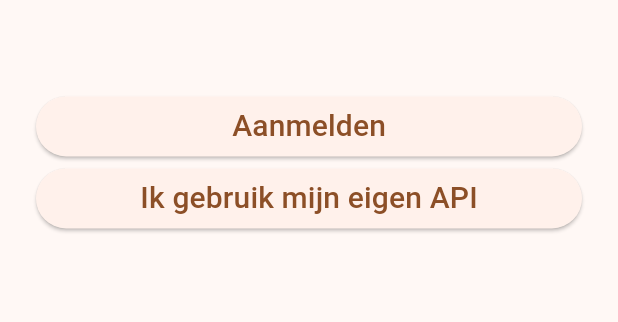
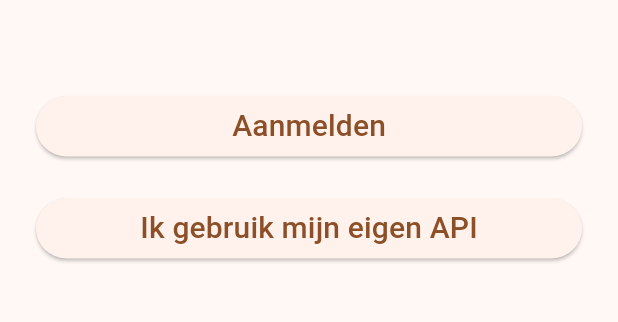
Before and after one commit to culinary-code/frontend, a Flutter app: the screen it shows after launch, on a phone screen of 412 x 824 dp, the part 578-900 px from its top. Run offline on Flutter 3.47's test engine with Material 3 defaults, Android fonts, the phone set to English and light mode, and no system bars; our stand-ins replace cached_network_image, device_preview, expandable_text, flutter_dotenv, flutter_secure_storage, flutter_settings_screens and 1 more; missing offline and left inert: flutter_appauth.

Commit message:
separate out development and production login flows to make both flows smooth and fast and hassle-free

```diff
--- a/lib/screens/keycloak/login_screen.dart
+++ b/lib/screens/keycloak/login_screen.dart
@@ -1,6 +1,6 @@
 import 'package:flutter/material.dart';
 import 'package:flutter_appauth/flutter_appauth.dart';
-import 'package:frontend/screens/keycloak/registration_screen.dart';
+import 'package:flutter_dotenv/flutter_dotenv.dart';
 import 'package:frontend/services/api_checker_service.dart';
 import 'package:frontend/services/keycloak_service.dart';
 import 'package:frontend/navigation_menu.dart';
@@ -26,10 +26,54 @@ class LoginPageState extends State<LoginPage> {
   String _apiErrorMessage = '';
   bool _ownApiSet = false;
 
+  bool get developmentMode =>
+      dotenv.env['DEVELOPMENT_MODE'] == 'true' ? true : false;
+
+  final TextEditingController _usernameController = TextEditingController();
+  final TextEditingController _passwordController = TextEditingController();
 
   void _login() async {
+    if (developmentMode) {
+      _loginDevelopment();
+    } else {
+      _loginSecured();
+    }
+  }
+
+  void _loginSecured() async {
     try {
-      final success = await _keycloakService.login(
+      final success = await _keycloakService.loginSecured();
+
+      if (!mounted) return;
+
+      if (success) {
+        Navigator.pushReplacement(
+          context,
+          MaterialPageRoute(builder: (context) => const NavigationMenu()),
+        );
+      } else {
+        setState(() {
+          _errorMessage = 'Login mislukt.';
+        });
+      }
+    } on FlutterAppAuthUserCancelledException catch (e) {
+      // ignore exception to stay on the login page if user cancels the login
+    } on FormatException catch (e) {
+      setState(() {
+        _errorMessage = e.message;
+      });
+    } catch (e) {
+      setState(() {
+        _errorMessage = 'Er is een fout opgetreden: $e';
+      });
+    }
+  }
+
+  void _loginDevelopment() async {
+    try {
+      final success = await _keycloakService.loginDevelopment(
+        _usernameController.text,
+        _passwordController.text,
       );
 
       if (!mounted) return;
@@ -45,20 +89,18 @@ class LoginPageState extends State<LoginPage> {
           _errorMessage = 'Login mislukt.';
         });
       }
-    } on FlutterAppAuthUserCancelledException catch (e) {
-      // ignore exception to stay on the login page if user cancels the login
     } on FormatException catch (e) {
       setState(() {
         _errorMessage = e.message;
       });
-    } /*catch (e) {
+    } catch (e) {
       setState(() {
         _errorMessage = 'Er is een fout opgetreden: $e';
       });
-    }*/
+    }
   }
 
-  // strip last / off url if it's there
+  // strip last '/' off url if it's there
   String stripTrailingSlash(String url) {
     if (url.endsWith('/')) {
       return url.substring(0, url.length - 1);
@@ -140,7 +182,8 @@ class LoginPageState extends State<LoginPage> {
                     ),
                   ),
                 ),
-              SizedBox(height: 30), // Spacer between title and fields
+                SizedBox(height: 30),
+                // Spacer between title and fields
 
                 if (_errorMessage != null) ...[
                   const SizedBox(height: 20),
@@ -149,12 +192,68 @@ class LoginPageState extends State<LoginPage> {
                       style: const TextStyle(color: Colors.red)),
                 ],
 
-              SizedBox(height: 30), // Spacer between password field and buttons
+                // Spacer between password field and buttons
+                SizedBox(height: 30),
 
-              // Buttons in a row, taking equal space
                 Column(
                   mainAxisAlignment: MainAxisAlignment.spaceBetween,
                   children: [
+                    (developmentMode)
+                        ? Column(
+                            children: [
+                              Padding(
+                                padding:
+                                    const EdgeInsets.symmetric(horizontal: 8.0),
+                                child: TextField(
+                                  controller: _usernameController,
+                                  decoration: InputDecoration(
+                                    labelText: 'Gebruikersnaam',
+                                    border: OutlineInputBorder(),
+                                    suffixIcon: Icon(Icons.person),
+                                  ),
+                                ),
+                              ),
+                              SizedBox(height: 10),
+                              Padding(
+                                padding:
+                                    const EdgeInsets.symmetric(horizontal: 8.0),
+                                child: TextField(
+                                  controller: _passwordController,
+                                  decoration: InputDecoration(
+                                    labelText: 'Wachtwoord',
+                                    border: OutlineInputBorder(),
+                                    suffixIcon: Icon(Icons.lock),
+                                  ),
+                                  obscureText: true,
+                                ),
+                              ),
+                              SizedBox(height: 10),
+                              Padding(
+                                padding:
+                                    const EdgeInsets.symmetric(horizontal: 8.0),
+                                child: ElevatedButton(
+                                  style: ElevatedButton.styleFrom(
+                                    minimumSize: Size(double.infinity, 40),
+                                  ),
+                                  onPressed: () {
+                                    _keycloakService.createUser(
+                                      username: _usernameController.text,
+                                      password: _passwordController.text,
+                                    );
+                                  },
+                                  child: Text(
+                                    'Account aanmaken',
+                                    style: TextStyle(
+                                      fontSize: 20, // Set the text size here
+                                    ),
+                                  ),
+                                ),
+                              ),
+                              SizedBox(height: 10),
+                            ],
+                          )
+                        : Container(),
+
                     // Log in button
                     Padding(
                       padding: const EdgeInsets.symmetric(horizontal: 8.0),
@@ -174,11 +273,11 @@ class LoginPageState extends State<LoginPage> {
                         ),
                       ),
                     ),
-
-
+                    SizedBox(height: 20),
                     (!_useOwnAPI)
                         ? Padding(
-                    padding: const EdgeInsets.symmetric(horizontal: 8.0),
+                            padding:
+                                const EdgeInsets.symmetric(horizontal: 8.0),
                             child: ElevatedButton(
                               style: ElevatedButton.styleFrom(
                                 minimumSize: Size(double.infinity, 40),
@@ -204,7 +303,8 @@ class LoginPageState extends State<LoginPage> {
                                 children: [
                                   // dropdown menu to swap between http:// and https://
                                   Padding(
-                            padding: const EdgeInsets.fromLTRB(8, 0, 2, 0),
+                                    padding:
+                                        const EdgeInsets.fromLTRB(8, 0, 2, 0),
                                     child: DropdownButton<String>(
                                       value: _apiUrlPrefixController.text,
                                       isDense: false,
@@ -245,7 +345,8 @@ class LoginPageState extends State<LoginPage> {
                               ),
                             ),
                             Padding(
-                      padding: const EdgeInsets.symmetric(horizontal: 8.0),
+                              padding:
+                                  const EdgeInsets.symmetric(horizontal: 8.0),
                               child: Text(
                                 'Vul de URL of IP-adres in van je lokaal draaiende API.',
                                 style: TextStyle(
@@ -259,8 +360,8 @@ class LoginPageState extends State<LoginPage> {
                               mainAxisAlignment: MainAxisAlignment.center,
                               children: [
                                 Padding(
-                          padding:
-                          const EdgeInsets.symmetric(horizontal: 8.0),
+                                  padding: const EdgeInsets.symmetric(
+                                      horizontal: 8.0),
                                   child: ElevatedButton(
                                     style: ElevatedButton.styleFrom(
                                       foregroundColor:
@@ -280,8 +381,8 @@ class LoginPageState extends State<LoginPage> {
 
                                 //button to confirm the API URL
                                 Padding(
-                          padding:
-                          const EdgeInsets.symmetric(horizontal: 8.0),
+                                  padding: const EdgeInsets.symmetric(
+                                      horizontal: 8.0),
                                   child: ElevatedButton(
                                       style: ElevatedButton.styleFrom(
                                         foregroundColor:
@@ -314,11 +415,6 @@ class LoginPageState extends State<LoginPage> {
                               ),
                             ),
                           ])
-
-
-
-
-
                   ],
                 ),
               ],
--- a/lib/services/api_client.dart
+++ b/lib/services/api_client.dart
@@ -15,9 +15,7 @@ class ApiClient {
   }
 
   Future<http.Response> authorizedGet(String endpoint) async {
-    print("GET request to $_backendUrl/$endpoint");
     final accesstoken = await KeycloakService().getAccessToken();
-    print("Access token: $accesstoken");
     final response = await http.get(
       Uri.parse('$_backendUrl/$endpoint'),
       headers: {
```
Also changed, not shown: lib/services/keycloak_service.dart (+106 -9 lines). Lines whose indentation alone changed are shown as unchanged.
